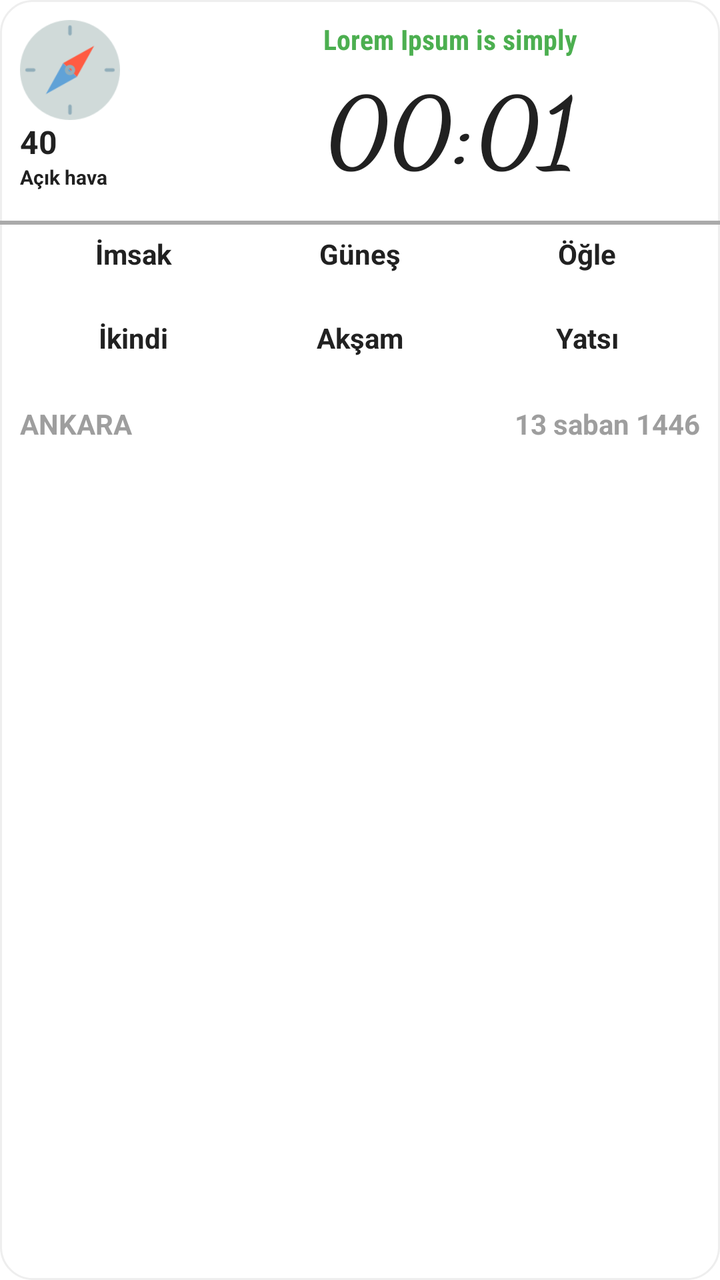
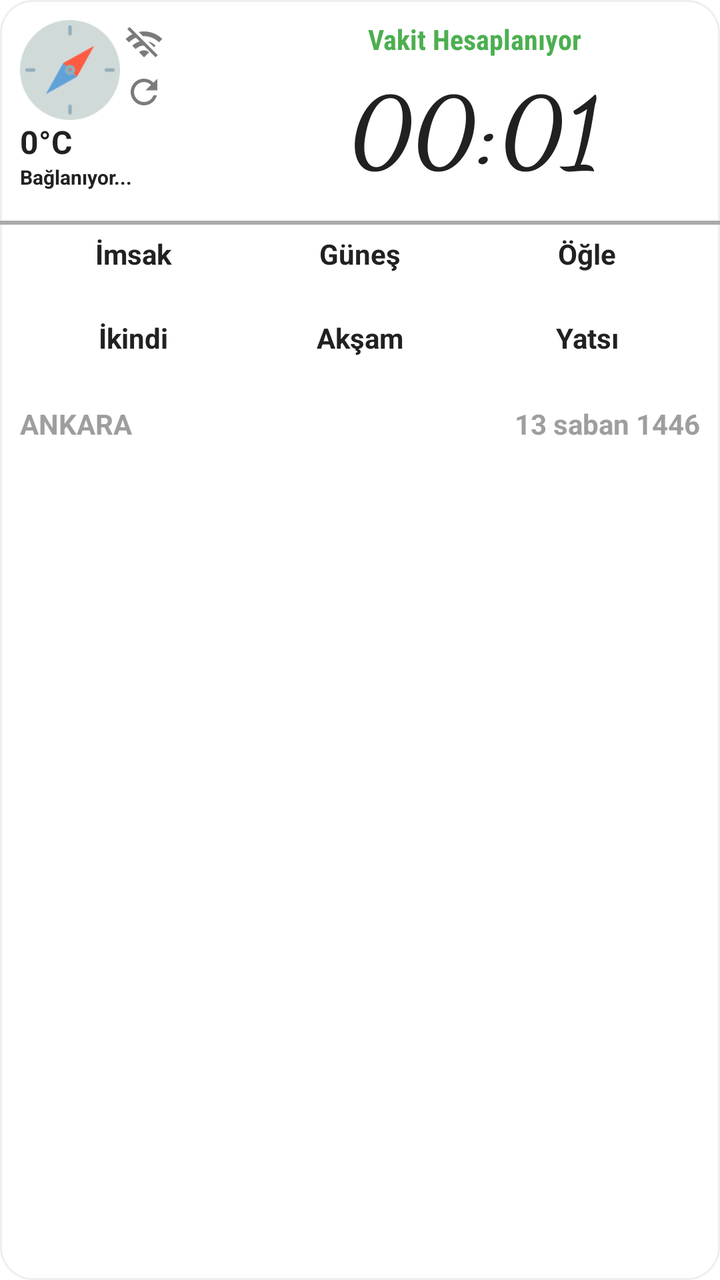

Two renders of the same Android screen: before a commit and after it. Below are the layout's source before the change and the commit's diff.
<!-- AndroidManifest.xml: application theme Theme.Yolcu -->
<!-- res/layout/prayer_times_widget.xml -->
<?xml version="1.0" encoding="utf-8"?>
<LinearLayout xmlns:android="http://schemas.android.com/apk/res/android"
    android:id="@+id/widget_layout"
    android:layout_width="match_parent"
    android:layout_height="wrap_content"
    android:background="@drawable/widget_background"
    android:orientation="vertical">

    <LinearLayout
        android:id="@+id/next_prayer_container"
        android:layout_width="match_parent"
        android:layout_height="wrap_content"
        android:baselineAligned="false"
        android:orientation="horizontal">

        <LinearLayout
            android:layout_width="wrap_content"
            android:layout_height="wrap_content"
            android:layout_marginStart="10dp"
            android:layout_marginTop="10dp"
            android:layout_marginEnd="30dp"
            android:gravity="start"
            android:orientation="vertical">

            <ImageView
                android:id="@+id/weather_icon"
                android:layout_width="50dp"
                android:layout_height="50dp"
                android:layout_gravity="start"
                android:contentDescription="@string/app_logo_description"
                android:src="@drawable/weather_temp" />


            <TextView
                android:id="@+id/weather_temp"
                android:layout_width="wrap_content"
                android:layout_height="wrap_content"
                android:text="40"
                android:textColor="@color/widget_text_color"
                android:textSize="16sp"
                android:textStyle="bold" />

            <TextView
                android:id="@+id/weather_desc"
                android:layout_width="wrap_content"
                android:layout_height="wrap_content"
                android:gravity="center"
                android:text="Açık hava"
                android:textColor="@color/widget_text_color"
                android:textSize="10sp"
                android:textStyle="bold" />
        </LinearLayout>

        <LinearLayout
            android:layout_width="0dp"
            android:layout_height="wrap_content"
            android:layout_marginTop="10dp"
            android:layout_weight="1"
            android:gravity="center"
            android:orientation="vertical">

            <TextView
                android:id="@+id/widget_next_prayer_label"
                android:layout_width="match_parent"
                android:layout_height="wrap_content"
                android:fontFamily="sans-serif-condensed"
                android:gravity="center"
                android:text="@string/testYazisi"
                android:textColor="@color/widget_highlight_color"
                android:textSize="14sp"
                android:textStyle="bold" />

            <TextView
                android:id="@+id/widget_next_prayer_time"
                android:layout_width="match_parent"
                android:layout_height="wrap_content"
                android:fontFamily="cursive"
                android:gravity="center"
                android:maxLines="1"
                android:text="@string/default_time_clock"
                android:textColor="@color/widget_text_color"
                android:textSize="48sp"
                android:textStyle="bold" />


        </LinearLayout>


    </LinearLayout>

    <LinearLayout
        android:id="@+id/horizantal_line"
        android:layout_width="match_parent"
        android:layout_height="wrap_content"
        android:layout_marginTop="15dp"
        android:baselineAligned="false"

        android:orientation="horizontal">

        <TextView
            android:layout_width="match_parent"
            android:layout_height="2dp"
            android:background="@android:color/darker_gray"
            android:text="" />
    </LinearLayout>

    <GridLayout
        android:id="@+id/gridLayout"
        android:layout_width="match_parent"
        android:layout_height="wrap_content"
        android:columnCount="3"
        android:padding="3dp"
        android:paddingStart="10dp"
        android:paddingEnd="10dp"
        android:rowCount="2">

        
        <LinearLayout
            android:id="@+id/panelImsak"
            android:layout_width="0dp"
            android:layout_height="wrap_content"
            android:layout_columnWeight="1"
            android:orientation="vertical"
            android:padding="2dp">

            <TextView
                android:id="@+id/widget_imsak"
                android:layout_width="match_parent"
                android:layout_height="wrap_content"
                android:gravity="center"
                android:text="@string/imsak"
                android:textColor="@color/widget_text_color"
                android:textSize="14sp"
                android:textStyle="bold" />

            <TextView
                android:id="@+id/widget_imsak_time"
                android:layout_width="match_parent"
                android:layout_height="wrap_content"
                android:gravity="center"
                android:textColor="@color/widget_text_color"
                android:textSize="14sp"
                android:textStyle="bold" />
        </LinearLayout>

        
        <LinearLayout
            android:id="@+id/panelGunes"
            android:layout_width="0dp"
            android:layout_height="wrap_content"
            android:layout_columnWeight="1"
            android:orientation="vertical"
            android:padding="2dp">

            <TextView
                android:id="@+id/widget_gunes"
                android:layout_width="match_parent"
                android:layout_height="wrap_content"
                android:gravity="center"
                android:text="@string/gunes"
                android:textColor="@color/widget_text_color"
                android:textSize="14sp"
                android:textStyle="bold" />

            <TextView
                android:id="@+id/widget_gunes_time"
                android:layout_width="match_parent"
                android:layout_height="wrap_content"
                android:gravity="center"
                android:textColor="@color/widget_text_color"
                android:textSize="14sp"
                android:textStyle="bold" />
        </LinearLayout>

        
        <LinearLayout
            android:id="@+id/panelOgle"
            android:layout_width="0dp"
            android:layout_height="wrap_content"
            android:layout_columnWeight="1"
            android:orientation="vertical"
            android:padding="2dp">

            <TextView
                android:id="@+id/widget_ogle"
                android:layout_width="match_parent"
                android:layout_height="wrap_content"
                android:gravity="center"
                android:text="@string/ogle"
                android:textColor="@color/widget_text_color"
                android:textSize="14sp"
                android:textStyle="bold" />

            <TextView
                android:id="@+id/widget_ogle_time"
                android:layout_width="match_parent"
                android:layout_height="wrap_content"
                android:gravity="center"
                android:textColor="@color/widget_text_color"
                android:textSize="14sp"
                android:textStyle="bold" />
        </LinearLayout>

        
        <LinearLayout
            android:id="@+id/panelIkindi"
            android:layout_width="0dp"
            android:layout_height="wrap_content"
            android:layout_columnWeight="1"
            android:orientation="vertical"
            android:padding="2dp">

            <TextView
                android:id="@+id/widget_ikindi"
                android:layout_width="match_parent"
                android:layout_height="wrap_content"
                android:gravity="center"
                android:text="@string/ikindi"
                android:textColor="@color/widget_text_color"
                android:textSize="14sp"
                android:textStyle="bold" />

            <TextView
                android:id="@+id/widget_ikindi_time"
                android:layout_width="match_parent"
                android:layout_height="wrap_content"
                android:gravity="center"
                android:textColor="@color/widget_text_color"
                android:textSize="14sp"
                android:textStyle="bold" />
        </LinearLayout>

        
        <LinearLayout
            android:id="@+id/panelAksam"
            android:layout_width="0dp"
            android:layout_height="wrap_content"
            android:layout_columnWeight="1"
            android:orientation="vertical"
            android:padding="2dp">

            <TextView
                android:id="@+id/widget_aksam"
                android:layout_width="match_parent"
                android:layout_height="wrap_content"
                android:gravity="center"
                android:text="@string/aksam"
                android:textColor="@color/widget_text_color"
                android:textSize="14sp"
                android:textStyle="bold" />

            <TextView
                android:id="@+id/widget_aksam_time"
                android:layout_width="match_parent"
                android:layout_height="wrap_content"
                android:gravity="center"
                android:textColor="@color/widget_text_color"
                android:textSize="14sp"
                android:textStyle="bold" />
        </LinearLayout>

        
        <LinearLayout
            android:id="@+id/panelYatsi"
            android:layout_width="0dp"
            android:layout_height="wrap_content"
            android:layout_columnWeight="1"
            android:orientation="vertical"
            android:padding="2dp">

            <TextView
                android:id="@+id/widget_yatsi"
                android:layout_width="match_parent"
                android:layout_height="wrap_content"
                android:gravity="center"
                android:text="@string/yatsi"
                android:textColor="@color/widget_text_color"
                android:textSize="14sp"
                android:textStyle="bold" />

            <TextView
                android:id="@+id/widget_yatsi_time"
                android:layout_width="match_parent"
                android:layout_height="wrap_content"
                android:gravity="center"
                android:textColor="@color/widget_text_color"
                android:textSize="14sp"
                android:textStyle="bold" />
        </LinearLayout>

    </GridLayout>

    <LinearLayout
        android:layout_width="match_parent"
        android:layout_height="wrap_content"
        android:layout_marginStart="10dp"
        android:layout_marginEnd="10dp"
        android:layout_marginBottom="5dp"
        android:gravity="center"
        android:orientation="horizontal">

        <TextView
            android:id="@+id/widget_city_name"
            android:layout_width="wrap_content"
            android:layout_height="wrap_content"
            android:layout_weight="1"
            android:gravity="start"
            android:text="ANKARA"
            android:textColor="@color/colorGray"
            android:textSize="14sp"
            android:textStyle="bold" />

        <TextView
            android:id="@+id/widget_hijri_date"
            android:layout_width="wrap_content"
            android:layout_height="wrap_content"
            android:layout_weight="1"
            android:gravity="end"
            android:text="13 saban 1446"
            android:textColor="@color/colorGray"
            android:textSize="14sp"
            android:textStyle="bold" />
    </LinearLayout>


</LinearLayout>
<!-- resources referenced by this layout -->
<resources>
  <color name="colorGray">#9E9E9E</color>
  <color name="widget_highlight_color">#4CAF50</color>
  <color name="widget_text_color">#212121</color>
  <!-- drawable weather_temp: png bitmap (drawable, 4334 bytes) -->
  <!-- drawable widget_background (drawable) -->
  <?xml version="1.0" encoding="utf-8"?>
  <shape xmlns:android="http://schemas.android.com/apk/res/android">
      <solid android:color="@color/widget_background" />
      <corners android:radius="16dp" />
  
      <stroke
          android:width="1dp"
          android:color="@color/widget_border" />
  </shape>
  <string name="aksam">Akşam</string>
  <string name="app_logo_description">widget logo</string>
  <string name="default_time_clock">00:01</string>
  <string name="gunes">Güneş</string>
  <string name="ikindi">İkindi</string>
  <string name="imsak">İmsak</string>
  <string name="ogle">Öğle</string>
  <string name="testYazisi">Lorem Ipsum is simply</string>
  <string name="yatsi">Yatsı</string>
  <style name="Theme.Yolcu" parent="Theme.MaterialComponents.DayNight.DarkActionBar">
          
          <item name="colorPrimary">#9CCC65</item>
          <item name="colorPrimaryVariant">#43A047</item>
          <item name="colorOnPrimary">@color/white</item>
          
          <item name="colorSecondary">#9CCC65</item>
          <item name="colorSecondaryVariant">@color/teal_700</item>
          <item name="colorOnSecondary">@color/white</item>
          
          <item name="android:statusBarColor">?attr/colorPrimaryVariant</item>
          
          <item name="actionMenuTextColor">@color/white</item>
          <item name="android:actionMenuTextColor">@color/white</item>
          <item name="android:textColor">@color/black</item>
      </style>
  <color name="widget_background">#FFFFFF</color>
  <color name="widget_border">#EEEEEE</color>
  <color name="white">#FFFFFFFF</color>
  <color name="teal_700">#FF018786</color>
  <color name="black">#FF000000</color>
</resources>

<!-- the commit's change to res/layout/prayer_times_widget.xml (unified diff, before → after) -->
@@ -22,20 +22,51 @@
             android:gravity="start"
             android:orientation="vertical">
 
-            <ImageView
-                android:id="@+id/weather_icon"
-                android:layout_width="50dp"
-                android:layout_height="50dp"
-                android:layout_gravity="start"
-                android:contentDescription="@string/app_logo_description"
-                android:src="@drawable/weather_temp" />
-
+            <LinearLayout
+                android:layout_width="wrap_content"
+                android:layout_height="wrap_content"
+                android:orientation="horizontal">
+
+                <ImageView
+                    android:id="@+id/weather_icon"
+                    android:layout_width="50dp"
+                    android:layout_height="50dp"
+                    android:layout_gravity="start"
+                    android:contentDescription="@string/app_logo_description"
+                    android:src="@drawable/weather_temp" />
+
+                <LinearLayout
+                    android:layout_width="wrap_content"
+                    android:layout_height="wrap_content"
+                    android:orientation="vertical">
+
+                    <ImageView
+                        android:id="@+id/weather_wifi_icon"
+                        android:layout_width="20dp"
+                        android:layout_height="20dp"
+                        android:layout_gravity="start"
+                        android:layout_margin="2dp"
+                        android:contentDescription="@string/app_logo_description"
+                        android:src="@drawable/baseline_wifi_off_24"
+                        android:visibility="visible" />
+
+                    <ImageButton
+                        android:id="@+id/weather_refresh_icon"
+                        android:layout_width="20dp"
+                        android:layout_height="20dp"
+                        android:layout_gravity="start"
+                        android:layout_margin="2dp"
+                        android:background="@drawable/baseline_refresh_24_gray"
+                        android:contentDescription="@string/app_logo_description"
+                        android:visibility="visible" />
+                </LinearLayout>
+            </LinearLayout>
 
             <TextView
                 android:id="@+id/weather_temp"
                 android:layout_width="wrap_content"
                 android:layout_height="wrap_content"
-                android:text="40"
+                android:text="@string/tempatura_default"
                 android:textColor="@color/widget_text_color"
                 android:textSize="16sp"
                 android:textStyle="bold" />
@@ -45,7 +76,7 @@
                 android:layout_width="wrap_content"
                 android:layout_height="wrap_content"
                 android:gravity="center"
-                android:text="Açık hava"
+                android:text="Bağlanıyor..."
                 android:textColor="@color/widget_text_color"
                 android:textSize="10sp"
                 android:textStyle="bold" />
@@ -65,7 +96,7 @@
                 android:layout_height="wrap_content"
                 android:fontFamily="sans-serif-condensed"
                 android:gravity="center"
-                android:text="@string/testYazisi"
+                android:text="@string/testYazisiVakit"
                 android:textColor="@color/widget_highlight_color"
                 android:textSize="14sp"
                 android:textStyle="bold" />
<!-- resource entries referenced after the edit -->
@@ -3,6 +3,18 @@
   <color name="colorGray">#9E9E9E</color>
   <color name="widget_highlight_color">#4CAF50</color>
   <color name="widget_text_color">#212121</color>
+  <!-- drawable baseline_refresh_24_gray (drawable) -->
+  <vector xmlns:android="http://schemas.android.com/apk/res/android" android:height="24dp" android:tint="#7B7B7B" android:viewportHeight="24" android:viewportWidth="24" android:width="24dp">
+        
+      <path android:fillColor="@android:color/white" android:pathData="M17.65,6.35C16.2,4.9 14.21,4 12,4c-4.42,0 -7.99,3.58 -7.99,8s3.57,8 7.99,8c3.73,0 6.84,-2.55 7.73,-6h-2.08c-0.82,2.33 -3.04,4 -5.65,4 -3.31,0 -6,-2.69 -6,-6s2.69,-6 6,-6c1.66,0 3.14,0.69 4.22,1.78L13,11h7V4l-2.35,2.35z"/>
+      
+  </vector>
+  <!-- drawable baseline_wifi_off_24 (drawable) -->
+  <vector xmlns:android="http://schemas.android.com/apk/res/android" android:height="24dp" android:tint="#7B7B7B" android:viewportHeight="24" android:viewportWidth="24" android:width="24dp">
+        
+      <path android:fillColor="@android:color/white" android:pathData="M22.99,9C19.15,5.16 13.8,3.76 8.84,4.78l2.52,2.52c3.47,-0.17 6.99,1.05 9.63,3.7l2,-2zM18.99,13c-1.29,-1.29 -2.84,-2.13 -4.49,-2.56l3.53,3.53 0.96,-0.97zM2,3.05L5.07,6.1C3.6,6.82 2.22,7.78 1,9l1.99,2c1.24,-1.24 2.67,-2.16 4.2,-2.77l2.24,2.24C7.81,10.89 6.27,11.73 5,13v0.01L6.99,15c1.36,-1.36 3.14,-2.04 4.92,-2.06L18.98,20l1.27,-1.26L3.29,1.79 2,3.05zM9,17l3,3 3,-3c-1.65,-1.66 -4.34,-1.66 -6,0z"/>
+      
+  </vector>
   <!-- drawable weather_temp: png bitmap (drawable, 4334 bytes) -->
   <!-- drawable widget_background (drawable) -->
   <?xml version="1.0" encoding="utf-8"?>
@@ -21,7 +33,8 @@
   <string name="ikindi">İkindi</string>
   <string name="imsak">İmsak</string>
   <string name="ogle">Öğle</string>
-  <string name="testYazisi">Lorem Ipsum is simply</string>
+  <string name="tempatura_default">0°C</string>
+  <string name="testYazisiVakit">Vakit Hesaplanıyor</string>
   <string name="yatsi">Yatsı</string>
   <style name="Theme.Yolcu" parent="Theme.MaterialComponents.DayNight.DarkActionBar">
           
